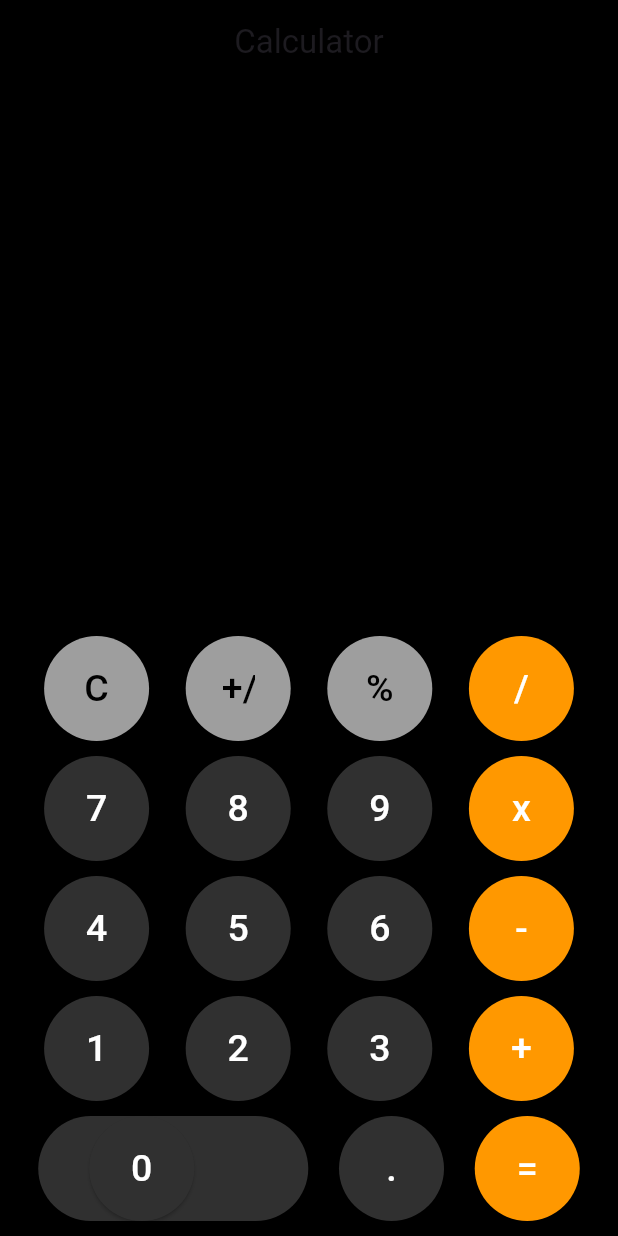
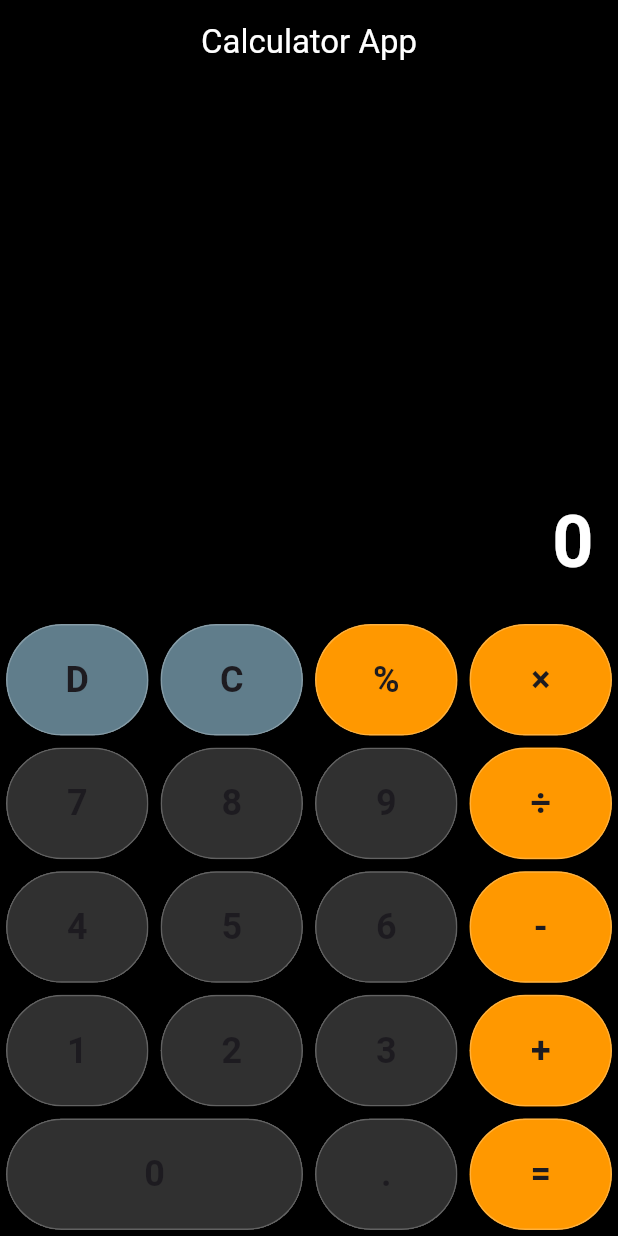
Before and after one commit to ebuka-c/calculator, a Flutter app: the screen it shows after launch, on a phone screen of 412 x 824 dp. Run offline on Flutter 3.47's test engine with Material 3 defaults, Android fonts, the phone set to English and light mode, and no system bars.

Commit message:
build calculator 2

```diff
--- a/lib/calculator.dart
+++ /dev/null
@@ -1,161 +0,0 @@
-import 'package:flutter/material.dart';
-import 'package:flutter/src/foundation/key.dart';
-import 'package:flutter/src/widgets/framework.dart';
-
-class Calcualtor extends StatefulWidget {
-  const Calcualtor({Key? key}) : super(key: key);
-
-  @override
-  State<Calcualtor> createState() => _CalcualtorState();
-}
-
-class _CalcualtorState extends State<Calcualtor> {
-  Widget NumButton(String btnText, Color? btnColor, Color txtColor) {
-    return ElevatedButton(
-      onPressed: () {
-        calculate(btnText);
-      },
-      style: ElevatedButton.styleFrom(
-        fixedSize: Size(70, 70),
-        shape: CircleBorder(),
-        primary: btnColor,
-      ),
-      child: SingleChildScrollView(
-        scrollDirection: Axis.horizontal,
-        child: Text(
-          btnText,
-          style: TextStyle(fontSize: 25, color: txtColor),
-        ),
-      ),
-    );
-  }
-
-  @override
-  Widget build(BuildContext context) {
-    return SafeArea(
-      child: Scaffold(
-        backgroundColor: Colors.black,
-        appBar: AppBar(
-          title: Text('Calculator'),
-          backgroundColor: Colors.transparent,
-          elevation: 0,
-          centerTitle: true,
-        ),
-        body: Padding(
-          padding: EdgeInsets.symmetric(horizontal: 5),
-          child: Column(mainAxisAlignment: MainAxisAlignment.end, children: [
-            Row(mainAxisAlignment: MainAxisAlignment.end, children: [
-              Padding(
-                padding: EdgeInsets.all(10),
-                child: Text(
-                  text,
-                  textAlign: TextAlign.left,
-                  style: TextStyle(color: Colors.white, fontSize: 80),
-                ),
-              )
-            ]),
-            Row(
-              mainAxisAlignment: MainAxisAlignment.spaceEvenly,
-              children: [
-                NumButton('C', Colors.grey, Colors.black),
-                NumButton('+/-', Colors.grey, Colors.black),
-                NumButton('%', Colors.grey, Colors.black),
-                NumButton('/', Colors.orange, Colors.white),
-              ],
-            ),
-            SizedBox(height: 10),
-            Row(
-              mainAxisAlignment: MainAxisAlignment.spaceEvenly,
-              children: [
-                NumButton('7', Colors.grey[850], Colors.white),
-                NumButton('8', Colors.grey[850], Colors.white),
-                NumButton('9', Colors.grey[850], Colors.white),
-                NumButton('x', Colors.orange, Colors.white),
-              ],
-            ),
-            SizedBox(height: 10),
-            Row(
-              mainAxisAlignment: MainAxisAlignment.spaceEvenly,
-              children: [
-                NumButton('4', Colors.grey[850], Colors.white),
-                NumButton('5', Colors.grey[850], Colors.white),
-                NumButton('6', Colors.grey[850], Colors.white),
-                NumButton('-', Colors.orange, Colors.white),
-              ],
-            ),
-            SizedBox(height: 10),
-            Row(
-              mainAxisAlignment: MainAxisAlignment.spaceEvenly,
-              children: [
-                NumButton('1', Colors.grey[850], Colors.white),
-                NumButton('2', Colors.grey[850], Colors.white),
-                NumButton('3', Colors.grey[850], Colors.white),
-                NumButton('+', Colors.orange, Colors.white),
-              ],
-            ),
-            SizedBox(height: 10),
-            Row(
-              mainAxisAlignment: MainAxisAlignment.spaceEvenly,
-              children: [
-                ElevatedButton(
-                  onPressed: () {},
-                  child: Padding(
-                    padding: EdgeInsets.fromLTRB(10, 0, 52, 0),
-                    child: NumButton('0', Colors.grey[850], Colors.white),
-                  ),
-                  style: ElevatedButton.styleFrom(
-                      shape: StadiumBorder(), primary: Colors.grey[850]),
-                ),
-                NumButton('.', Colors.grey[850], Colors.white),
-                NumButton('=', Colors.orange, Colors.white),
-              ],
-            ),
-            SizedBox(height: 10),
-          ]),
-        ),
-      ),
-    );
-  }
-
-  //logic
-  int firstNum = 0;
-  int secondNum = 0;
-  String result = '';
-  String text = '';
-  String operation = '';
-
-  void calculate(String btnText) {
-    if (btnText == 'C') {
-      result = '';
-      text = '';
-      firstNum = 0;
-      secondNum = 0;
-    } else if (btnText == '+' ||
-        btnText == '-' ||
-        btnText == 'x' ||
-        btnText == '/') {
-      firstNum = int.parse(text);
-      result = '';
-      operation = btnText;
-    } else if (btnText == '=') {
-      secondNum = int.parse(text);
-      if (operation == '+') {
-        result = (firstNum + secondNum).toString();
-      }
-      if (operation == '-') {
-        result = (firstNum - secondNum).toString();
-      }
-      if (operation == 'x') {
-        result = (firstNum * secondNum).toString();
-      }
-      if (operation == '/') {
-        result = (firstNum / secondNum).toString();
-      }
-    } else {
-      result = int.parse(text + btnText).toString();
-    }
-    setState(() {
-      text = result;
-    });
-  }
-}
--- /dev/null
+++ b/lib/calculator2/button_values.dart
@@ -0,0 +1,44 @@
+class Btn {
+  static const String del = "D";
+  static const String clr = "C";
+  static const String per = "%";
+  static const String multiply = "×";
+  static const String divide = "÷";
+  static const String add = "+";
+  static const String subtract = "-";
+  static const String calculate = "=";
+  static const String dot = ".";
+
+  static const String n0 = "0";
+  static const String n1 = "1";
+  static const String n2 = "2";
+  static const String n3 = "3";
+  static const String n4 = "4";
+  static const String n5 = "5";
+  static const String n6 = "6";
+  static const String n7 = "7";
+  static const String n8 = "8";
+  static const String n9 = "9";
+
+  static const List<String> buttonValues = [
+    del,
+    clr,
+    per,
+    multiply,
+    n7,
+    n8,
+    n9,
+    divide,
+    n4,
+    n5,
+    n6,
+    subtract,
+    n1,
+    n2,
+    n3,
+    add,
+    n0,
+    dot,
+    calculate,
+  ];
+}
--- /dev/null
+++ b/lib/calculator2/calculator_screen.dart
@@ -0,0 +1,268 @@
+import 'package:flutter/material.dart';
+
+import 'button_values.dart';
+
+class CalculatorScreen extends StatefulWidget {
+  const CalculatorScreen({super.key});
+
+  @override
+  State<CalculatorScreen> createState() => _CalculatorScreenState();
+}
+
+class _CalculatorScreenState extends State<CalculatorScreen> {
+  String number1 = ""; // . 0-9
+  String operand = ""; // + - * /
+  String number2 = ""; // . 0-9
+
+  @override
+  Widget build(BuildContext context) {
+    final screenSize = MediaQuery.of(context).size;
+    return Scaffold(
+      backgroundColor: Colors.black,
+      appBar: AppBar(
+          title: const Text('Calculator App',
+              style: TextStyle(color: Colors.white)),
+          centerTitle: true,
+          backgroundColor: Colors.transparent,
+          elevation: 0),
+      body: SafeArea(
+        bottom: false,
+        child: Column(
+          children: [
+            // output
+            Expanded(
+              child: SingleChildScrollView(
+                reverse: true,
+                child: Container(                  alignment: Alignment.bottomRight,
+                  padding: const EdgeInsets.all(16),
+                  child: Text(
+                    "$number1$operand$number2".isEmpty
+                        ? "0"
+                        : "$number1$operand$number2",
+                    style: const TextStyle(
+                        fontSize: 48,
+                        fontWeight: FontWeight.bold,
+                        color: Colors.white),
+                    textAlign: TextAlign.end,
+                  ),
+                ),
+              ),
+            ),
+
+            // buttons
+            Wrap(
+              children: Btn.buttonValues
+
+                  // map btn.buttonValues to buttons
+                  .map(
+                    (value) => SizedBox(
+                      width: value == Btn.n0
+                          ? screenSize.width / 2
+                          : (screenSize.width / 4),
+                      height: screenSize.width / 5,
+                      child: buildButton(value),
+                    ),
+                  )
+                  .toList(),
+            )
+          ],
+        ),
+      ),
+    );
+  }
+
+  Widget buildButton(value) {
+    return Padding(
+      padding: const EdgeInsets.all(4.0),
+      child: Material(
+        color: getBtnColor(value),
+        // textStyle: const TextStyle(color: Colors.white),
+        clipBehavior: Clip.hardEdge,
+        shape: OutlineInputBorder(
+          borderSide: const BorderSide(
+            color: Colors.white24,
+          ),
+          borderRadius: BorderRadius.circular(100),
+        ),
+        child: InkWell(
+          onTap: () => onBtnTap(value),
+          child: Center(
+            child: Text(
+              value,
+              style: const TextStyle(
+                fontWeight: FontWeight.bold,
+                fontSize: 24,
+              ),
+            ),
+          ),
+        ),
+      ),
+    );
+  }
+
+  // ########
+  void onBtnTap(String value) {
+    if (value == Btn.del) {
+      delete();
+      return;
+    }
+
+    if (value == Btn.clr) {
+      clearAll();
+      return;
+    }
+
+    if (value == Btn.per) {
+      convertToPercentage();
+      return;
+    }
+
+    if (value == Btn.calculate) {
+      calculate();
+      return;
+    }
+
+    appendValue(value);
+  }
+
+  // ##############
+  // calculates the result
+  void calculate() {
+    if (number1.isEmpty) return;
+    if (operand.isEmpty) return;
+    if (number2.isEmpty) return;
+
+    final double num1 = double.parse(number1);
+    final double num2 = double.parse(number2);
+
+    var result = 0.0;
+    switch (operand) {
+      case Btn.add:
+        result = num1 + num2;
+        break;
+      case Btn.subtract:
+        result = num1 - num2;
+        break;
+      case Btn.multiply:
+        result = num1 * num2;
+        break;
+      case Btn.divide:
+        result = num1 / num2;
+        break;
+      default:
+    }
+
+    setState(() {
+      number1 = result.toStringAsPrecision(3);
+
+      if (number1.endsWith(".0")) {
+        number1 = number1.substring(0, number1.length - 2);
+      }
+
+      operand = "";
+      number2 = "";
+    });
+  }
+
+  // ##############
+  // converts output to %
+  void convertToPercentage() {
+    // ex: 434+324
+    if (number1.isNotEmpty && operand.isNotEmpty && number2.isNotEmpty) {
+      // calculate before conversion
+      calculate();
+    }
+
+    if (operand.isNotEmpty) {
+      // cannot be converted
+      return;
+    }
+
+    final number = double.parse(number1);
+    setState(() {
+      number1 = "${(number / 100)}";
+      operand = "";
+      number2 = "";
+    });
+  }
+
+  // ##############
+  // clears all output
+  void clearAll() {
+    setState(() {
+      number1 = "";
+      operand = "";
+      number2 = "";
+    });
+  }
+
+  // ##############
+  // delete one from the end
+  void delete() {
+    if (number2.isNotEmpty) {
+      // 12323 => 1232
+      number2 = number2.substring(0, number2.length - 1);
+    } else if (operand.isNotEmpty) {
+      operand = "";
+    } else if (number1.isNotEmpty) {
+      number1 = number1.substring(0, number1.length - 1);
+    }
+
+    setState(() {});
+  }
+
+  // #############
+  // appends value to the end
+  void appendValue(String value) {
+    // number1 opernad number2
+    // 234       +      5343
+
+    // if is operand and not "."
+    if (value != Btn.dot && int.tryParse(value) == null) {
+      // operand pressed
+      if (operand.isNotEmpty && number2.isNotEmpty) {
+        // TODO calculate the equation before assigning new operand
+        calculate();
+      }
+      operand = value;
+    }
+    // assign value to number1 variable
+    else if (number1.isEmpty || operand.isEmpty) {
+      // check if value is "." | ex: number1 = "1.2"
+      if (value == Btn.dot && number1.contains(Btn.dot)) return;
+      if (value == Btn.dot && (number1.isEmpty || number1 == Btn.n0)) {
+        // ex: number1 = "" | "0"
+        value = "0.";
+      }
+      number1 += value;
+    }
+    // assign value to number2 variable
+    else if (number2.isEmpty || operand.isNotEmpty) {
+      // check if value is "." | ex: number1 = "1.2"
+      if (value == Btn.dot && number2.contains(Btn.dot)) return;
+      if (value == Btn.dot && (number2.isEmpty || number2 == Btn.n0)) {
+        // number1 = "" | "0"
+        value = "0.";
+      }
+      number2 += value;
+    }
+
+    setState(() {});
+  }
+
+  // ########
+  Color? getBtnColor(value) {
+    return [Btn.del, Btn.clr].contains(value)
+        ? Colors.blueGrey
+        : [
+            Btn.per,
+            Btn.multiply,
+            Btn.add,
+            Btn.subtract,
+            Btn.divide,
+            Btn.calculate,
+          ].contains(value)
+            ? Colors.orange
+            : Colors.grey[850];
+  }
+}
--- a/lib/main.dart
+++ b/lib/main.dart
@@ -1,5 +1,7 @@
-import 'package:calculator/calculator.dart';
+import 'package:calculator/archive/calculator.dart';
 import 'package:flutter/material.dart';
+
+import 'calculator2/calculator_screen.dart';
 
 void main() {
   runApp(const MyApp());
@@ -13,11 +15,11 @@ class MyApp extends StatelessWidget {
   Widget build(BuildContext context) {
     return MaterialApp(
       debugShowCheckedModeBanner: false,
-      title: 'Flutter Demo',
+      title: 'Calculator',
       theme: ThemeData(
         primarySwatch: Colors.blue,
       ),
-      home: const Calcualtor(),
+      home: const CalculatorScreen(),
     );
   }
 }
--- a/pubspec.yaml
+++ b/pubspec.yaml
@@ -58,9 +58,9 @@ flutter:
   uses-material-design: true
 
   # To add assets to your application, add an assets section, like this:
-  # assets:
-  #   - images/a_dot_burr.jpeg
-  #   - images/a_dot_ham.jpeg
+  assets:
+    - assets/images/
+    # - images/a_dot_ham.jpeg
 
   # An image asset can refer to one or more resolution-specific "variants", see
   # https://flutter.dev/assets-and-images/#resolution-aware
```
Also changed, not shown: lib/calculator1/calculator.dart (added, +161 -0 lines), pubspec.lock, 4 other files.
